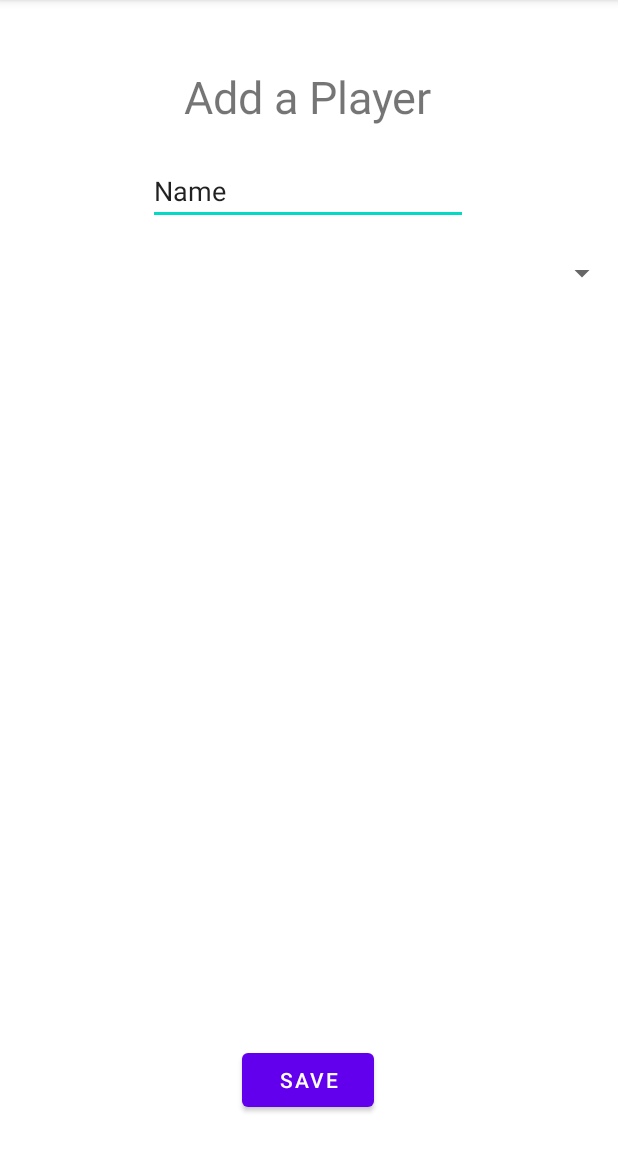
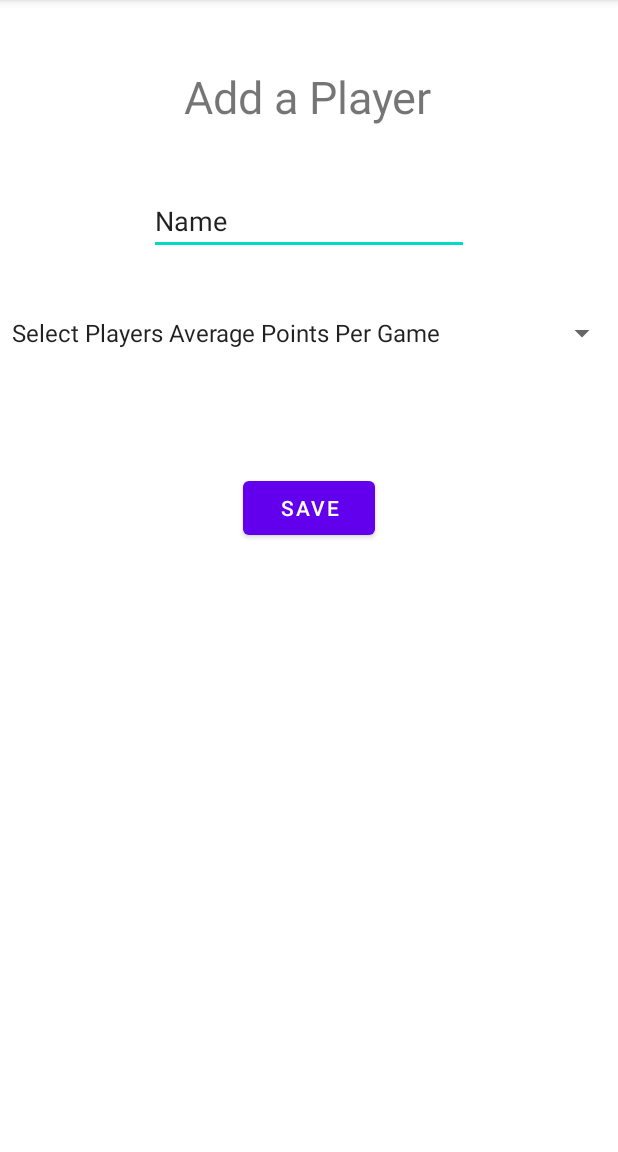
Before and after one commit to skyflocodes/Google-Firebase-Display-Kotlin, an Android app: the CreatePlayerActivity screen opened directly, with no data from a screen before it, on a phone screen of 412 x 824 dp, the part 84-1236 px from its top. Run offline under Robolectric (Android 15) with nearby library versions, the phone set to English and light mode, and no system bars.

Commit message:
added player class and set up create class activity
added player class and set up create class activity

```diff
--- a/app/src/main/java/com/example/teamviewapp/CreatePlayerActivity.kt
+++ b/app/src/main/java/com/example/teamviewapp/CreatePlayerActivity.kt
@@ -2,6 +2,7 @@ package com.example.teamviewapp
 
 import android.content.Intent
 import android.os.Bundle
+import android.widget.Toast
 import com.google.android.material.floatingactionbutton.FloatingActionButton
 import com.google.android.material.snackbar.Snackbar
 import androidx.appcompat.app.AppCompatActivity
@@ -18,6 +19,12 @@ class CreatePlayerActivity : AppCompatActivity() {
         setContentView(view)
 
         binding.viewRosterButton.setOnClickListener {
+            if (binding.editTextPersonName.text.toString().isNotBlank() && binding.spinner.selectedItemPosition>0){
+                val player = Player()
+
+            } else {
+                Toast.makeText(this,"player name and average PPG required", Toast.LENGTH_LONG).show()
+            }
             var intent = Intent(this, ViewRosterActivity::class.java)
             startActivity(intent)
         }
--- /dev/null
+++ b/app/src/main/java/com/example/teamviewapp/Player.kt
@@ -0,0 +1,3 @@
+package com.example.teamviewapp
+
+class Player (var id: String? = null, var name: String? = null, var appg: Int? = null)
--- a/app/src/main/res/layout/activity_create_player.xml
+++ b/app/src/main/res/layout/activity_create_player.xml
@@ -5,18 +5,20 @@ xmlns:app="http://schemas.android.com/apk/res-auto"
 xmlns:tools="http://schemas.android.com/tools"
 android:layout_width="match_parent"
 android:layout_height="match_parent"
+android:layout_margin="15dp"
 tools:context=".ViewRosterActivity">
 
     <Button
         android:id="@+id/viewRosterButton"
         android:layout_width="wrap_content"
         android:layout_height="wrap_content"
-        android:layout_marginBottom="24dp"
+        android:layout_marginBottom="376dp"
         android:text="@string/save"
         app:layout_constraintBottom_toBottomOf="parent"
         app:layout_constraintEnd_toEndOf="parent"
-        app:layout_constraintHorizontal_bias="0.498"
-        app:layout_constraintStart_toStartOf="parent" />
+        app:layout_constraintStart_toStartOf="parent"
+        app:layout_constraintTop_toBottomOf="@+id/spinner"
+        app:layout_constraintVertical_bias="0.733" />
 
     <androidx.constraintlayout.widget.Group
     android:id="@+id/group"
@@ -35,27 +37,27 @@ tools:context=".ViewRosterActivity">
         app:layout_constraintTop_toTopOf="parent"
         android:textSize="@dimen/header_font_size"/>
 
+    <Spinner
+        android:id="@+id/spinner"
+        android:layout_width="match_parent"
+        android:layout_height="wrap_content"
+        android:layout_marginTop="40dp"
+        android:entries="@array/appg"
+        app:layout_constraintEnd_toEndOf="parent"
+        app:layout_constraintHorizontal_bias="0.0"
+        app:layout_constraintStart_toStartOf="parent"
+        app:layout_constraintTop_toBottomOf="@+id/editTextPersonName" />
+
     <EditText
-        android:id="@+id/editTextTextPersonName"
+        android:id="@+id/editTextPersonName"
         android:layout_width="wrap_content"
         android:layout_height="wrap_content"
-        android:layout_marginTop="20dp"
+        android:layout_marginTop="40dp"
         android:ems="10"
         android:inputType="textPersonName"
         android:text="@string/name"
         app:layout_constraintEnd_toEndOf="parent"
-        app:layout_constraintHorizontal_bias="0.497"
         app:layout_constraintStart_toStartOf="parent"
         app:layout_constraintTop_toBottomOf="@+id/textView3" />
 
-    <Spinner
-        android:id="@+id/spinner"
-        android:layout_width="match_parent"
-        android:layout_height="wrap_content"
-        android:layout_marginTop="20dp"
-        app:layout_constraintEnd_toEndOf="parent"
-        app:layout_constraintHorizontal_bias="0.0"
-        app:layout_constraintStart_toStartOf="parent"
-        app:layout_constraintTop_toBottomOf="@+id/editTextTextPersonName" />
-
 </androidx.constraintlayout.widget.ConstraintLayout>
--- a/app/src/main/res/values/strings.xml
+++ b/app/src/main/res/values/strings.xml
@@ -10,10 +10,46 @@
     <string name="hello_first_fragment">Hello first fragment</string>
     <string name="hello_second_fragment">Hello second fragment. Arg: %1$s</string>
     <string name="save">Save</string>
-    <string name="textview">TextView</string>
+    <string name="text_view">TextView</string>
     <string name="add_a_player">Add a Player</string>
     <string name="name">Name</string>
     <string name="team_name">TEAM NAME</string>
     <string name="create_new_player_button_label">Create New Player</string>
     <string name="average_points_per_game_label">APPG:</string>
+    <string-array name="appg">
+        <item>Select Players Average Points Per Game</item>
+        <item>1</item>
+        <item>2</item>
+        <item>3</item>
+        <item>4</item>
+        <item>5</item>
+        <item>6</item>
+        <item>7</item>
+        <item>8</item>
+        <item>9</item>
+        <item>10</item>
+        <item>11</item>
+        <item>12</item>
+        <item>13</item>
+        <item>14</item>
+        <item>15</item>
+        <item>16</item>
+        <item>17</item>
+        <item>18</item>
+        <item>19</item>
+        <item>21</item>
+        <item>22</item>
+        <item>23</item>
+        <item>24</item>
+        <item>25</item>
+        <item>26</item>
+        <item>27</item>
+        <item>28</item>
+        <item>29</item>
+        <item>31</item>
+        <item>32</item>
+        <item>33</item>
+        <item>34</item>
+        <item>35</item>
+    </string-array>
 </resources>
--- a/build.gradle
+++ b/build.gradle
@@ -6,7 +6,7 @@ buildscript {
         jcenter()
     }
     dependencies {
-        classpath "com.android.tools.build:gradle:4.1.2"
+        classpath 'com.android.tools.build:gradle:4.1.3'
         classpath "org.jetbrains.kotlin:kotlin-gradle-plugin:$kotlin_version"
         classpath 'com.google.gms:google-services:4.3.5'
 
```
